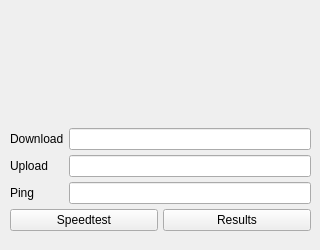
Old version of the form gui/main.ui in the repository Phaugt/speedtester.
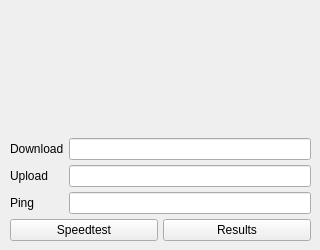
New version of the form.

Diff of the .ui file:
```diff
--- a/gui/main.ui
+++ b/gui/main.ui
@@ -29,7 +29,7 @@
    <property name="geometry">
     <rect>
      <x>10</x>
-     <y>10</y>
+     <y>20</y>
      <width>301</width>
      <height>221</height>
     </rect>
```
